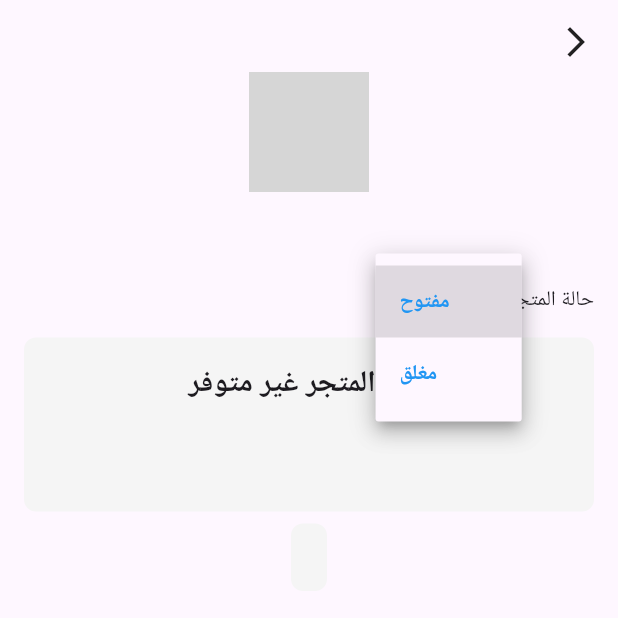
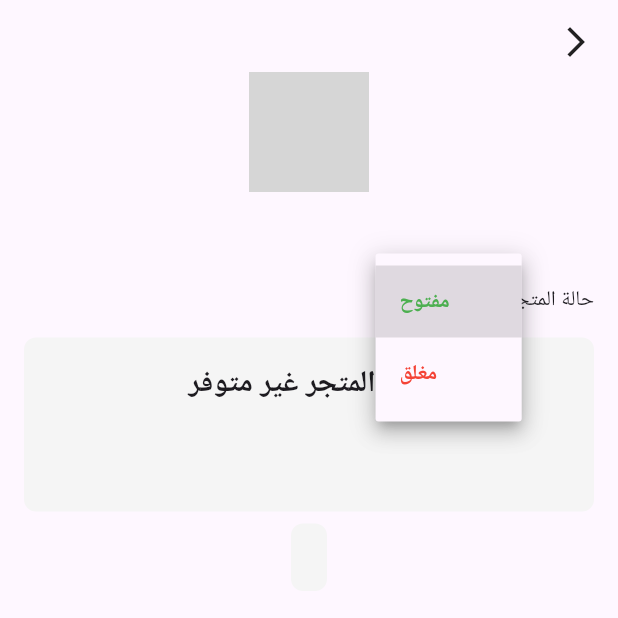
Before and after one commit to 2hmedbarabaa/ManziliAppV3, a Flutter app: the StoreProfileScreen screen opened directly, after a tap on "مفتوح", on a phone screen of 412 x 824 dp, the top half of it. Run offline on Flutter 3.47's test engine with Material 3 defaults, Android fonts, the phone set to English and light mode, and no system bars; our stand-ins replace carousel_slider, dots_indicator, file_picker, flutter_svg, font_awesome_flutter, get and 3 more; missing offline and left inert: firstsplashscreenview; accounts and stored records are empty; network calls fail; grey boxes are pictures that could not be loaded.

Commit message:
some ui in store profile

```diff
--- a/last_version/lib/view/profile_store.dart
+++ b/last_version/lib/view/profile_store.dart
@@ -138,7 +138,15 @@ class _StoreProfileScreenState extends State<StoreProfileScreen> {
                                         .map((status) =>
                                             DropdownMenuItem<String>(
                                               value: status,
-                                              child: Text(status),
+                                              child: Text(
+                                                status,
+                                                style: TextStyle(
+                                                  color: status == 'مفتوح'
+                                                      ? Colors.green
+                                                      : Colors.red,
+                                                  fontWeight: FontWeight.bold,
+                                                ),
+                                              ),
                                             ))
                                         .toList(),
                                     onChanged: (value) async {
@@ -171,8 +179,10 @@ class _StoreProfileScreenState extends State<StoreProfileScreen> {
                                         );
                                       }
                                     },
-                                    style: const TextStyle(
-                                      color: Colors.blue,
+                                    style: TextStyle(
+                                      color: storeStatus == 'مفتوح'
+                                          ? Colors.green
+                                          : Colors.red,
                                       fontWeight: FontWeight.bold,
                                     ),
                                   ),
```
